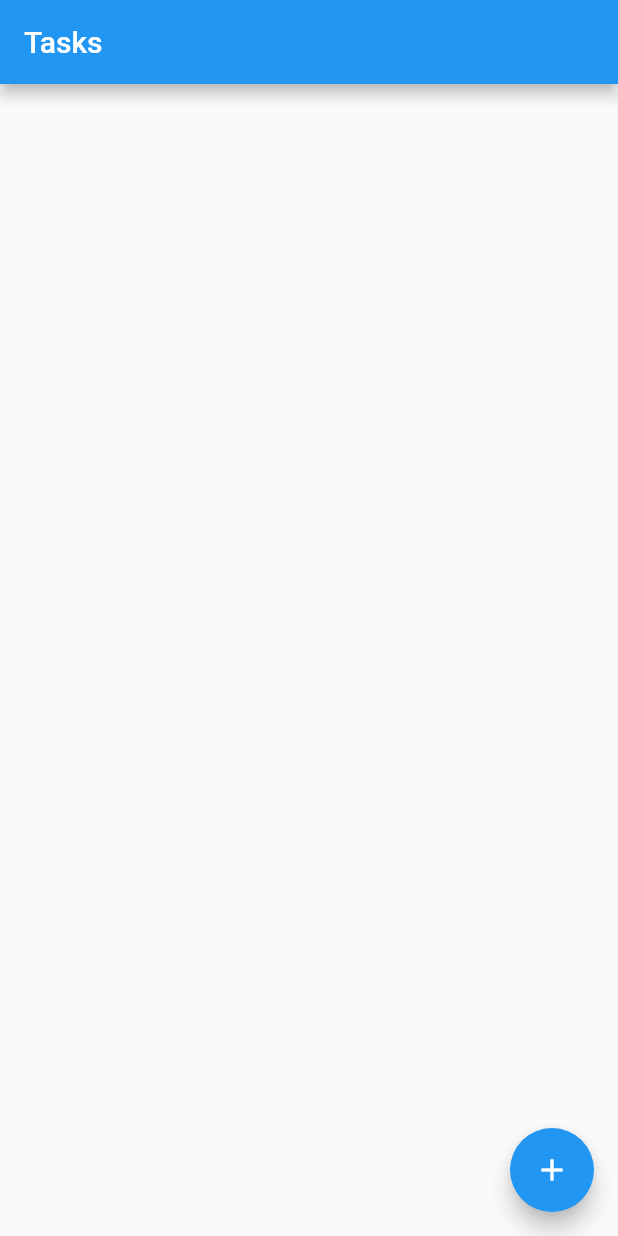
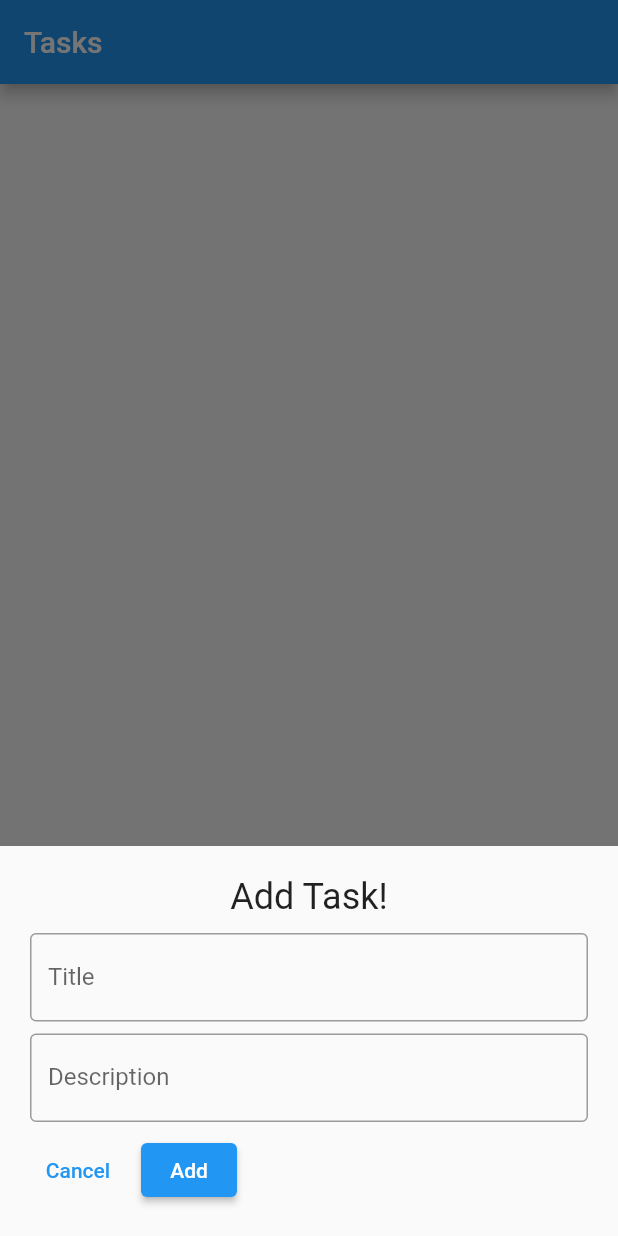
Before and after one commit to ahmadexe/Flutter-Bloc-Begginers-Guide, a Flutter app: the screen it shows after launch, after a tap on the "add" icon, on a phone screen of 412 x 824 dp. Run offline on Flutter 3.47's test engine with Material 2 defaults, Android fonts, the phone set to English and light mode, and no system bars; our stand-ins replace bloc, flutter_bloc.

Commit message:
Bloc for todo app integrated

```diff
--- a/lib/main.dart
+++ b/lib/main.dart
@@ -1,5 +1,7 @@
+import 'package:bloc_tutorial/bloc/task_bloc.dart';
 import 'package:bloc_tutorial/screens/home_screen.dart';
 import 'package:flutter/material.dart';
+import 'package:flutter_bloc/flutter_bloc.dart';
 
 void main(List<String> args) {
   runApp(const MyApp());
@@ -10,8 +12,11 @@ class MyApp extends StatelessWidget {
 
   @override
   Widget build(BuildContext context) {
-    return const MaterialApp(
-      home: HomeScreen(),
+    return BlocProvider(
+      create: (context) => TaskBloc(),
+      child: const MaterialApp(
+        home: HomeScreen(),
+      ),
     );
   }
 }
--- a/lib/screens/home_screen.dart
+++ b/lib/screens/home_screen.dart
@@ -1,4 +1,8 @@
+import 'package:bloc_tutorial/bloc/task_bloc.dart';
+import 'package:bloc_tutorial/models/task.dart';
+import 'package:bloc_tutorial/widgets/task_tile.dart';
 import 'package:flutter/material.dart';
+import 'package:flutter_bloc/flutter_bloc.dart';
 
 class HomeScreen extends StatefulWidget {
   const HomeScreen({super.key});
@@ -8,18 +12,112 @@ class HomeScreen extends StatefulWidget {
 }
 
 class _HomeScreenState extends State<HomeScreen> {
+  late TextEditingController _addTaskController;
+  late TextEditingController _addDescController;
+
+  @override
+  void initState() {
+    _addTaskController = TextEditingController();
+    _addDescController = TextEditingController();
+    super.initState();
+  }
+
+  void _addTaskWidget(BuildContext context) {
+    showModalBottomSheet(
+        context: context,
+        builder: (context) {
+          return SingleChildScrollView(
+            child: Container(
+              padding: EdgeInsets.only(
+                bottom: MediaQuery.of(context).viewInsets.bottom,
+              ),
+              child: Padding(
+                padding: const EdgeInsets.all(20.0),
+                child: Column(
+                  crossAxisAlignment: CrossAxisAlignment.center,
+                  children: [
+                    const Text(
+                      "Add Task!",
+                      style: TextStyle(fontSize: 24),
+                    ),
+                    const SizedBox(
+                      height: 10,
+                    ),
+                    TextFormField(
+                      controller: _addTaskController,
+                      decoration: const InputDecoration(
+                          label: Text("Title"), border: OutlineInputBorder()),
+                    ),
+                    const SizedBox(
+                      height: 8,
+                    ),
+                    TextFormField(
+                      controller: _addDescController,
+                      decoration: const InputDecoration(
+                          label: Text("Description"),
+                          border: OutlineInputBorder()),
+                    ),
+                    const SizedBox(
+                      height: 8,
+                    ),
+                    Row(
+                      children: [
+                        TextButton(
+                            onPressed: () {
+                              Navigator.of(context).pop();
+                            },
+                            child: const Text("Cancel")),
+                        const SizedBox(
+                          width: 10,
+                        ),
+                        ElevatedButton(
+                            onPressed: () {
+                              Task task = Task(
+                                  title: _addTaskController.text,
+                                  description: _addDescController.text,
+                                  isDone: false);
+                              context.read<TaskBloc>().add(AddTask(task: task));
+                            },
+                            child: const Text("Add")),
+                      ],
+                    )
+                  ],
+                ),
+              ),
+            ),
+          );
+        });
+  }
+
   @override
   Widget build(BuildContext context) {
     return Scaffold(
       floatingActionButton: FloatingActionButton(
-        onPressed: () {},
+        onPressed: () => _addTaskWidget(context),
         child: const Icon(Icons.add),
       ),
       appBar: AppBar(
         title: const Text("Tasks"),
       ),
       body: Center(
-        child: Column(),
+        child: Padding(
+          padding: const EdgeInsets.all(16.0),
+          child: Column(
+            children: [
+              BlocBuilder<TaskBloc, TaskState>(
+                builder: (context, state) {
+                  return ListView.builder(
+                    shrinkWrap: true,
+                    itemCount: state.tasks.length,
+                    itemBuilder: (context, index) {
+                      return TaskTile(task: state.tasks[index]);
+                    },
+                  );
+                },
+              )
+            ],
+          ),
+        ),
       ),
     );
   }
--- /dev/null
+++ b/lib/widgets/task_tile.dart
@@ -0,0 +1,20 @@
+import 'package:bloc_tutorial/models/task.dart';
+import 'package:flutter/material.dart';
+
+class TaskTile extends StatelessWidget {
+  final Task task;
+  const TaskTile({required this.task,super.key});
+
+  @override
+  Widget build(BuildContext context) {
+    return Column(
+      children: [
+        ListTile(
+          title: Text(task.title),
+          subtitle: Text(task.description),
+        ),
+        const Divider()
+      ],
+    );
+  }
+}
```
